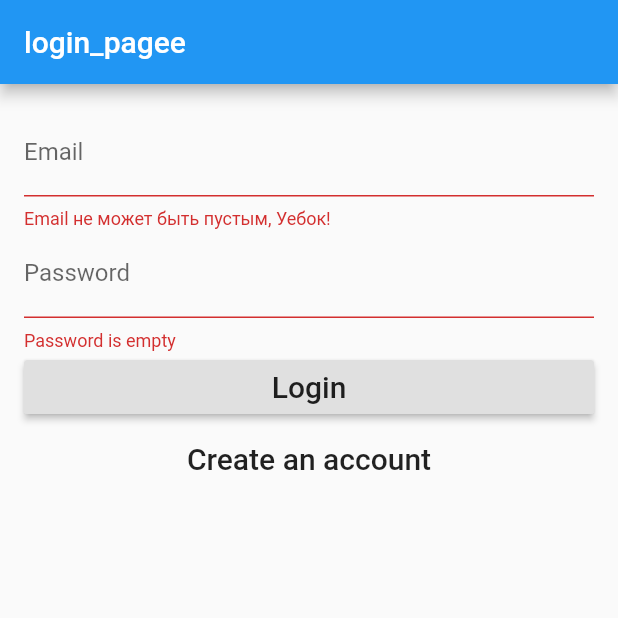
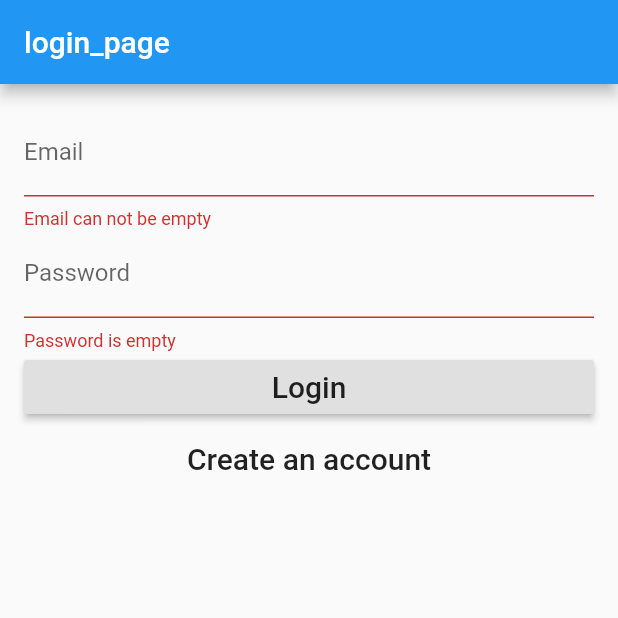
Before and after one commit to 4ak4ak/stayerplusuib, a Flutter app: the screen it shows after launch, after a tap on "Login", on a phone screen of 412 x 824 dp, the top half of it. Run offline on Flutter 3.47's test engine with Material 2 defaults, Android fonts, the phone set to English and light mode, and no system bars; our stand-ins replace firebase_auth, google_sign_in; accounts and stored records are empty.

Commit message:
added homepage fixed route to welcome page

```diff
--- a/lib/login_page.dart
+++ b/lib/login_page.dart
@@ -1,6 +1,8 @@
 import 'package:flutter/material.dart';
-import 'package:firebase_auth/firebase_auth.dart';
+
 import 'auth.dart';
+import 'package:google_sign_in/google_sign_in.dart';
+
 
 class LoginPage extends StatefulWidget {
   LoginPage({this.auth, this.onSignedIn});
@@ -20,6 +22,9 @@ class _LoginPageState extends State<LoginPage> {
   String _email;
   String _password;
   FormType _formtype = FormType.login;
+
+  //Google Sign In
+  GoogleSignIn googleAuth = new GoogleSignIn();
 
   bool validateAndSave() {
     final form = formKey.currentState;
@@ -42,13 +47,26 @@ class _LoginPageState extends State<LoginPage> {
       try {
         if(_formtype == FormType.login){
           String userId = await widget.auth.signInWIthEmailAndPassword(_email, _password);
-          FirebaseUser user = await FirebaseAuth.instance.signInWithEmailAndPassword(email: _email, password: _password);
+          //FirebaseUser user = await FirebaseAuth.instance.signInWithEmailAndPassword(email: _email, password: _password);
           print('Signed in: $userId');
         }else{
           String userId = await widget.auth.createUserWithEmailAndPassword(_email, _password);
-          FirebaseUser user = await FirebaseAuth.instance.createUserWithEmailAndPassword(email: _email, password: _password);
+        //FirebaseUser user = await FirebaseAuth.instance.createUserWithEmailAndPassword(email: _email, password: _password);
           print('Registered user: $userId');
-        }
+        }widget.onSignedIn();
+//        else{
+//          RaisedButton(
+//            child: Text('Lgin with Google'),
+//            color: Colors.blue,
+//            textColor: Colors.white,
+//            elevation: 7.0,
+//            onPressed: (){
+//              //googleAuth.signIn().then();
+//            },
+//          );
+//
+//        }
+
 
       }
       catch (e) {
@@ -64,7 +82,8 @@ class _LoginPageState extends State<LoginPage> {
     });
   }
 
-  void moveToLogin(){
+  void
+  moveToLogin(){
     formKey.currentState.reset();
     setState(() {
       _formtype = FormType.login;
@@ -77,7 +96,7 @@ class _LoginPageState extends State<LoginPage> {
     // TODO: implement build
     return new Scaffold(
       appBar: new AppBar(
-        title: new  Text('login_pagee'),
+        title: new  Text('login_page'),
       ),
       body: new Container(
         padding: EdgeInsets.all(16.0),
@@ -94,7 +113,7 @@ class _LoginPageState extends State<LoginPage> {
       return[
         new TextFormField(
           decoration: new InputDecoration(labelText: 'Email'),
-          validator: (value) => value.isEmpty ? 'Email не может быть пустым, Уебок!': null,
+          validator: (value) => value.isEmpty ? 'Email can not be empty': null,
           onSaved: (value) => _email = value,
         ),
         new TextFormField(
@@ -128,6 +147,12 @@ class _LoginPageState extends State<LoginPage> {
            child: new Text(
                'Have an account? Login', style: new TextStyle(fontSize: 20.0)),
            onPressed: moveToLogin,
+         ),new FlatButton(
+           child: new Text(
+               'Login with Google', style: new TextStyle(fontSize: 20.0)),
+           onPressed: (){
+
+           },
          )
        ];
      }
--- a/lib/main.dart
+++ b/lib/main.dart
@@ -1,5 +1,5 @@
 import 'package:flutter/material.dart';
-import 'login_page.dart';
+
 import 'auth.dart';
 import 'root_page.dart';
 
@@ -19,7 +19,11 @@ class MyApp extends StatelessWidget{
       theme:  new ThemeData(
         primarySwatch: Colors.blue,
       ),
-      home: new LoginPage(auth: new Auth())
+      home: new RootPage(auth: new Auth()),
+//      routes: <String, WidgetBuilder>{
+//        "/RooPage": (BuildContext context) => new RootPage()
+//      },
+
     );
   }
 }
--- a/lib/root_page.dart
+++ b/lib/root_page.dart
@@ -1,6 +1,7 @@
 import 'package:flutter/material.dart';
 import 'login_page.dart';
 import 'auth.dart';
+import 'home_page.dart';
 
 class RootPage extends StatefulWidget{
   RootPage({this.auth});
@@ -19,22 +20,28 @@ class _RootPageState extends State<RootPage>{
 
   AuthStatus authStatus = AuthStatus.notSignedIn;
 
-  @override
-  void initState() {
+
+  initState() {
     // TODO: implement initState
     super.initState();
     widget.auth.currentUser().then((userId){
       setState(() {
-        authStatus = userId == null ? AuthStatus.notSignedIn: AuthStatus.signedIn;
+        authStatus = userId == null ? AuthStatus.notSignedIn : AuthStatus.signedIn;
       });
     });
   }
 
   void _signedIn(){
       setState(() {
-        authStatus = AuthStatus.signedIn;
+       authStatus = AuthStatus.signedIn;
       });
 
+  }
+
+  void _signedOut(){
+    setState(() {
+      authStatus = AuthStatus.notSignedIn;
+    });
   }
 
   @override
@@ -43,14 +50,13 @@ class _RootPageState extends State<RootPage>{
       case AuthStatus.notSignedIn:
         return new LoginPage(
             auth: widget.auth,
-            onSignedIn: _signedIn ,);
+            onSignedIn: _signedIn);
       case AuthStatus.signedIn:
-        return  new Scaffold(
-         body: new Container(
-          child: new Text('Welcome'),
-        )
+        return  new HomePage(
+          auth: widget.auth,
+          onSignedOut: _signedOut,
         );
+
     }
-
   }
 }
--- a/pubspec.yaml
+++ b/pubspec.yaml
@@ -16,6 +16,7 @@ dependencies:
   flutter:
     sdk: flutter
   firebase_auth: 0.6.6
+  google_sign_in:
 
   # The following adds the Cupertino Icons font to your application.
   # Use with the CupertinoIcons class for iOS style icons.
```
Also changed, not shown: lib/auth.dart (+11 -3 lines), lib/home_page.dart (added, +40 -0 lines).
